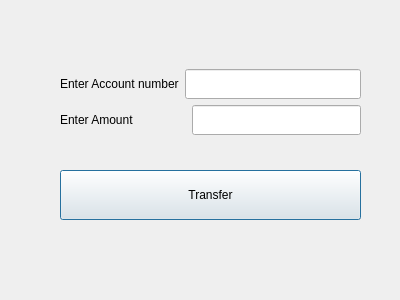
This is Project/dialog_transfer.ui in Amritpal2001/ATM-Machine-using-c- as Qt 5 draws it before an edit. The edited form follows.
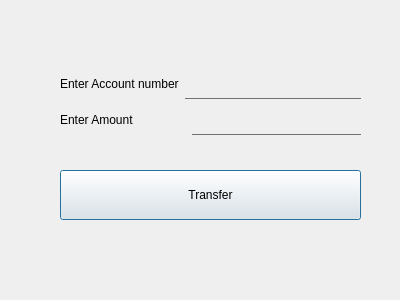
This is the edited form.

```diff
--- a/Project/dialog_transfer.ui
+++ b/Project/dialog_transfer.ui
@@ -13,7 +13,29 @@
   <property name="windowTitle">
    <string>Dialog</string>
   </property>
-  <widget class="QWidget" name="">
+  <property name="styleSheet">
+   <string notr="true">QLineEdit {
+background:transparent;
+border:none;
+color:#717072;
+border-bottom:1px solid #717072
+}
+QLineEdit::hover{
+border-bottom:3px solid black
+}
+#pushButton{
+background:#4ee44e;
+border-radius:60px;
+
+}
+
+#pushButton::hover{
+background:green;
+border-radius:60px;
+
+}</string>
+  </property>
+  <widget class="QWidget" name="layoutWidget">
    <property name="geometry">
     <rect>
      <x>60</x>
```
Left out of the diff: 6 changed lines with no effect on the pictures.
